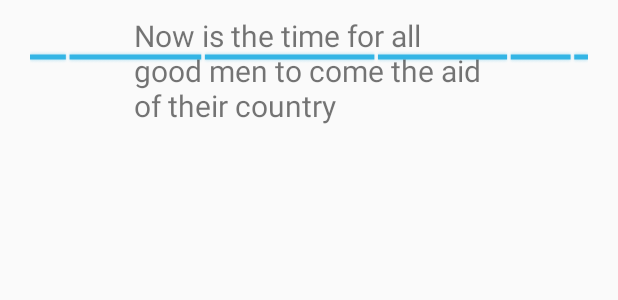
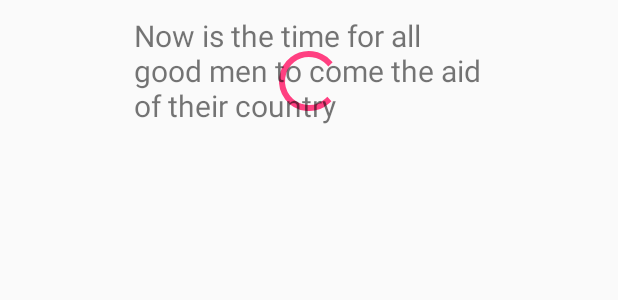
Before and after one commit to VigourJiang/ProgressBarExample, an Android app: the layout progbar.xml on its own in the app's theme, with its tools: preview values and no code run, on a phone screen of 412 x 824 dp. Shown: the top 300 px of the screen. Run offline under Robolectric (Android 15) with nearby library versions, the phone set to English and light mode, and no system bars.

Commit message:
Changed 3rd button to material design circular spinner. Let others holo theme.

```diff
--- a/app/src/main/java/com/lightcone/progressbarexample/DialogFrag.java
+++ b/app/src/main/java/com/lightcone/progressbarexample/DialogFrag.java
@@ -16,8 +16,6 @@ import android.content.Intent;
 
 public class DialogFrag extends DialogFragment {
 
-    private static final String TAG = "PROGRESS";
-    ProgressDialog progDialog;
     ProgressBar pbar;
     public static Context context;
     int barType;
@@ -30,7 +28,7 @@ public class DialogFrag extends DialogFragment {
 
     boolean threadStopped = false;
 
-    // Whether to implement holo dark (if false) or holo light (if true) theme for
+    // Whether to implement dark (if false) or light (if true) theme for
     // dialog window that holds the progress bar.
 
     boolean lightTheme = true;
--- a/app/src/main/java/com/lightcone/progressbarexample/MainActivity.java
+++ b/app/src/main/java/com/lightcone/progressbarexample/MainActivity.java
@@ -8,13 +8,11 @@ import android.widget.Button;
 import android.widget.ProgressBar;
 import android.view.View;
 import android.view.View.OnClickListener;
-import android.view.Menu;
 
 public class MainActivity extends Activity {
 
     private static final String TAG = "PROGRESS";
     int typeBar;                                 // Type bar: 0=spinner, 1=horizontal
-    ProgressBar progDialog;
     Button button1, button2, button3, button4, button5;
     DialogFrag fragment;
 
@@ -86,5 +84,4 @@ public class MainActivity extends Activity {
             }
         });
     }
-
 }
--- a/app/src/main/res/layout/progbar.xml
+++ b/app/src/main/res/layout/progbar.xml
@@ -8,7 +8,8 @@
 
     <ProgressBar
         android:id="@+id/progress_bar"
-        style="@style/ProgressBar.Horizontal.Indeterminate"
+        android:theme="@style/indeterminateMaterialProgress"
+        style="@style/Widget.AppCompat.ProgressBar"
         android:layout_width="match_parent"
         android:layout_height="wrap_content"
         android:layout_alignParentLeft="true"
--- a/app/src/main/res/values/styles.xml
+++ b/app/src/main/res/values/styles.xml
@@ -41,4 +41,14 @@
         <item name="android:indeterminate">false</item>
     </style>
 
+    <style name="indeterminateMaterialProgress" parent="Theme.AppCompat.Light">
+        <item name="colorAccent">@color/colorAccent</item>
+    </style>
+
+    <!--    <style name="AppCompatAlertDialogStyle" parent="Theme.AppCompat.Light.Dialog.Alert">
+            <item name="colorAccent">#FFCC00</item>
+            <item name="android:textColorPrimary">#FFFFFF</item>
+            <item name="android:background">#5fa3d0</item>
+        </style>-->
+
 </resources>
```
